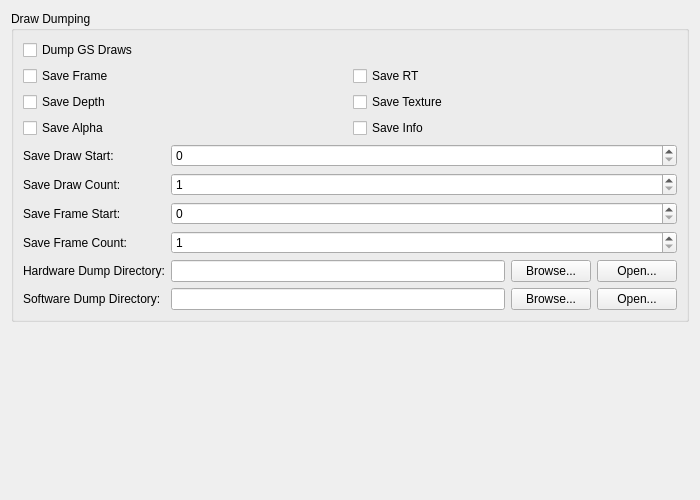
Before: the Qt Designer form pcsx2-qt/Settings/DebugGSSettingsTab.ui in PCSX2/pcsx2, drawn with Qt 5.
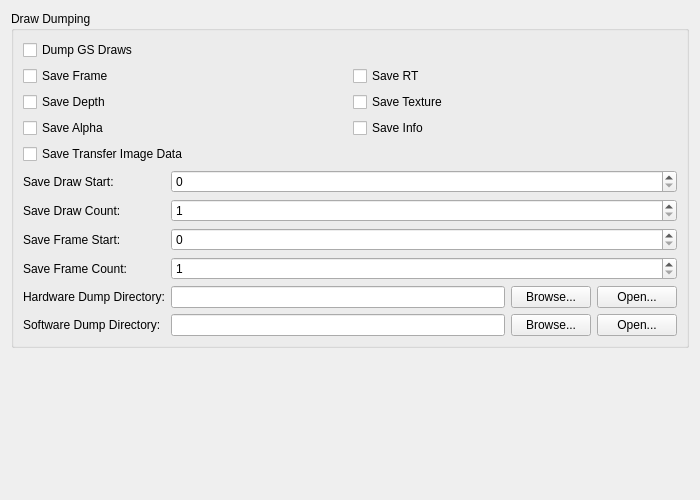
After: the same form once the commit is applied.

Commit message: GS: Add dumping of transfer bitmaps.

What changed in the file:
```diff
--- a/pcsx2-qt/Settings/DebugGSSettingsTab.ui
+++ b/pcsx2-qt/Settings/DebugGSSettingsTab.ui
@@ -71,6 +71,13 @@
           </property>
          </widget>
         </item>
+        <item row="4" column="0">
+         <widget class="QCheckBox" name="saveTransferImages">
+          <property name="text">
+           <string>Save Transfer Image Data</string>
+          </property>
+         </widget>
+        </item>
        </layout>
       </item>
       <item row="1" column="0">
```
The commit also changes 8 other files.
